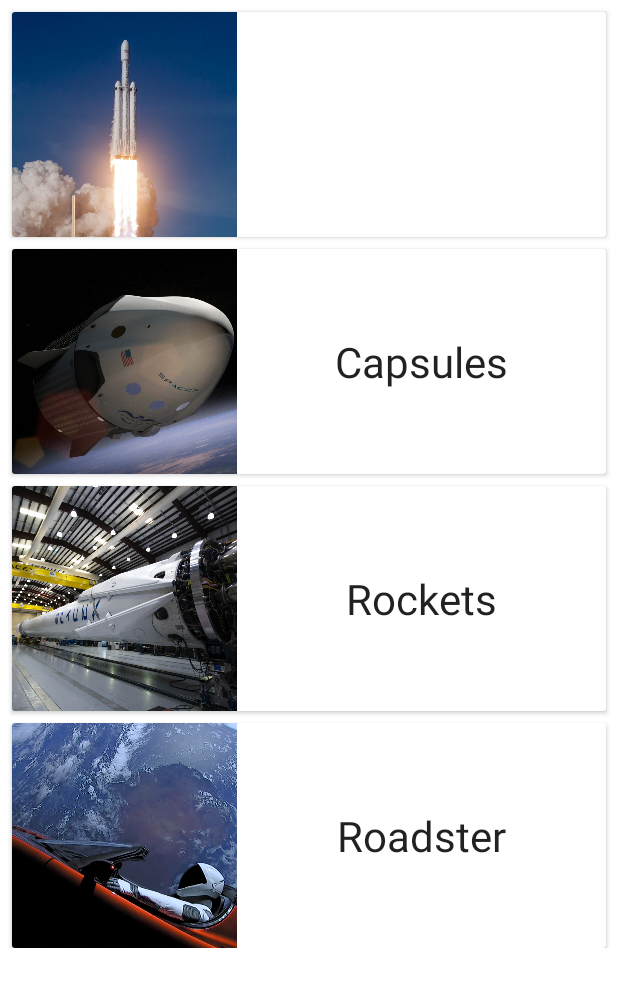
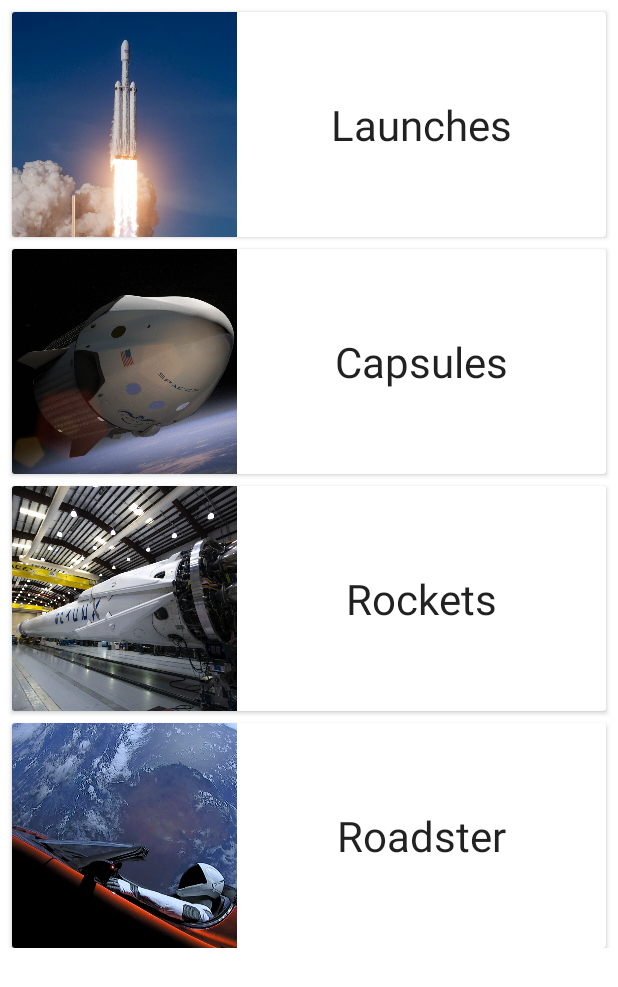
Before and after one commit to masslany/The-space-app, an Android app: the layout fragment_dashboard.xml on its own in the app's theme, with its tools: preview values and no code run, on a phone screen of 412 x 824 dp. Shown: the top 987 px of the screen. Run offline under Robolectric (Android 15) with nearby library versions, the phone set to English and light mode, and no system bars.

Commit message:
Add missing text

```diff
--- a/app/src/main/res/layout/fragment_dashboard.xml
+++ b/app/src/main/res/layout/fragment_dashboard.xml
@@ -44,6 +44,7 @@
                     android:layout_width="wrap_content"
                     android:layout_height="match_parent"
                     android:contentDescription="@string/launches"
+                    android:text="@string/launches"
                     app:layout_constraintBottom_toBottomOf="parent"
                     app:layout_constraintEnd_toEndOf="parent"
                     app:layout_constraintStart_toEndOf="@id/iv_launches"
```
